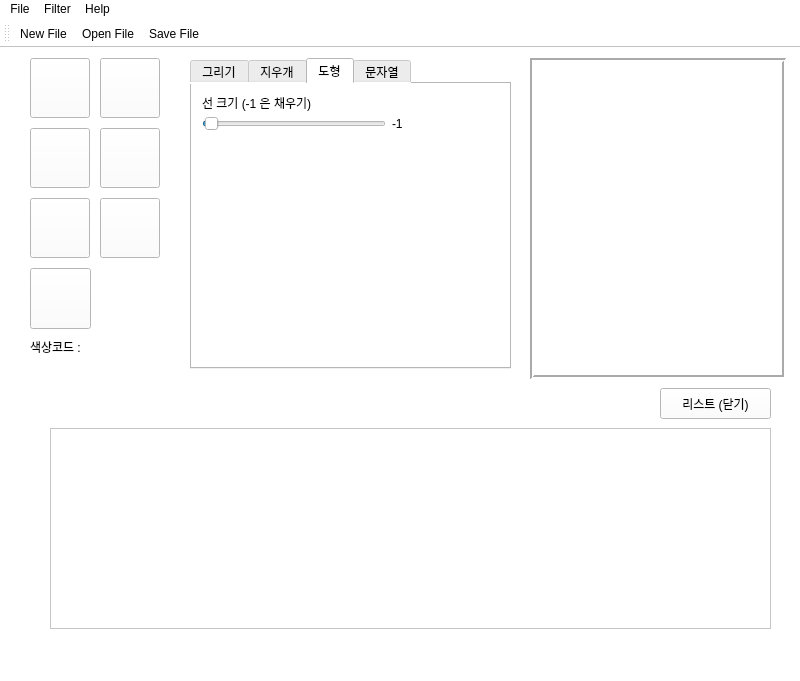
Above: Main/main_form_page.ui from HyoJuns/Paint_project before the change. Below: the same form after it.
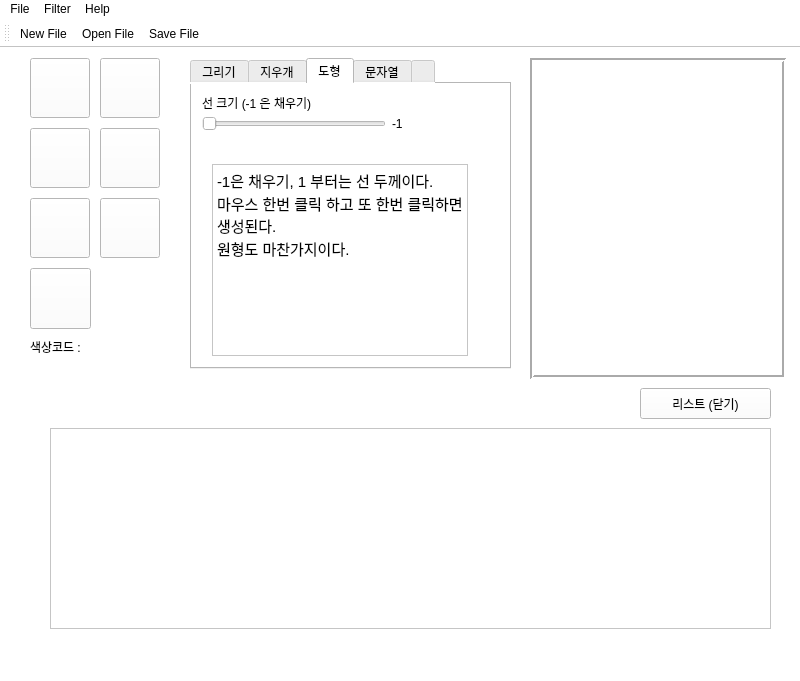
That is the form after the change. The open tabs and pages were chosen to show the change. Icons and pictures are not drawn.

What changed in the file:
```diff
--- a/Main/main_form_page.ui
+++ b/Main/main_form_page.ui
@@ -143,6 +143,9 @@
     <property name="elideMode">
      <enum>Qt::ElideNone</enum>
     </property>
+    <property name="usesScrollButtons">
+     <bool>true</bool>
+    </property>
     <widget class="QWidget" name="tab_draw">
      <attribute name="icon">
       <iconset resource="Resource.qrc">
@@ -290,6 +293,9 @@
          <property name="maximum">
           <number>100</number>
          </property>
+         <property name="value">
+          <number>-1</number>
+         </property>
          <property name="orientation">
           <enum>Qt::Horizontal</enum>
          </property>
@@ -304,6 +310,25 @@
        </item>
       </layout>
      </widget>
+     <widget class="QTextBrowser" name="textBrowser_3">
+      <property name="geometry">
+       <rect>
+        <x>20</x>
+        <y>80</y>
+        <width>256</width>
+        <height>192</height>
+       </rect>
+      </property>
+      <property name="html">
+       <string>&lt;!DOCTYPE HTML PUBLIC &quot;-//W3C//DTD HTML 4.0//EN&quot; &quot;http://www.w3.org/TR/REC-html40/strict.dtd&quot;&gt;
+&lt;html&gt;&lt;head&gt;&lt;meta name=&quot;qrichtext&quot; content=&quot;1&quot; /&gt;&lt;style type=&quot;text/css&quot;&gt;
+p, li { white-space: pre-wrap; }
+&lt;/style&gt;&lt;/head&gt;&lt;body style=&quot; font-family:'Ubuntu'; font-size:11pt; font-weight:400; font-style:normal;&quot;&gt;
+&lt;p style=&quot; margin-top:0px; margin-bottom:0px; margin-left:0px; margin-right:0px; -qt-block-indent:0; text-indent:0px;&quot;&gt;-1은 채우기, 1 부터는 선 두께이다.&lt;/p&gt;
+&lt;p style=&quot; margin-top:0px; margin-bottom:0px; margin-left:0px; margin-right:0px; -qt-block-indent:0; text-indent:0px;&quot;&gt;마우스 한번 클릭 하고 또 한번 클릭하면 생성된다.&lt;/p&gt;
+&lt;p style=&quot; margin-top:0px; margin-bottom:0px; margin-left:0px; margin-right:0px; -qt-block-indent:0; text-indent:0px;&quot;&gt;원형도 마찬가지이다. &lt;/p&gt;&lt;/body&gt;&lt;/html&gt;</string>
+      </property>
+     </widget>
     </widget>
     <widget class="QWidget" name="tab_text">
      <attribute name="icon">
@@ -445,6 +470,28 @@
       </layout>
      </widget>
     </widget>
+    <widget class="QWidget" name="tab_movie">
+     <attribute name="icon">
+      <iconset resource="Resource.qrc">
+       <normaloff>:/resource/image/image/moive_icon.png</normaloff>:/resource/image/image/moive_icon.png</iconset>
+     </attribute>
+     <attribute name="title">
+      <string notr="true"/>
+     </attribute>
+     <widget class="QPushButton" name="btn_origin">
+      <property name="geometry">
+       <rect>
+        <x>40</x>
+        <y>30</y>
+        <width>141</width>
+        <height>51</height>
+       </rect>
+      </property>
+      <property name="text">
+       <string>원본 </string>
+      </property>
+     </widget>
+    </widget>
    </widget>
    <widget class="QStackedWidget" name="stackedWidget">
     <property name="geometry">
@@ -473,9 +520,9 @@
    <widget class="QPushButton" name="btn_list_close">
     <property name="geometry">
      <rect>
-      <x>660</x>
+      <x>640</x>
       <y>340</y>
-      <width>111</width>
+      <width>131</width>
       <height>31</height>
      </rect>
     </property>
```
Left out of the diff: 54 changed lines with no effect on the pictures.
